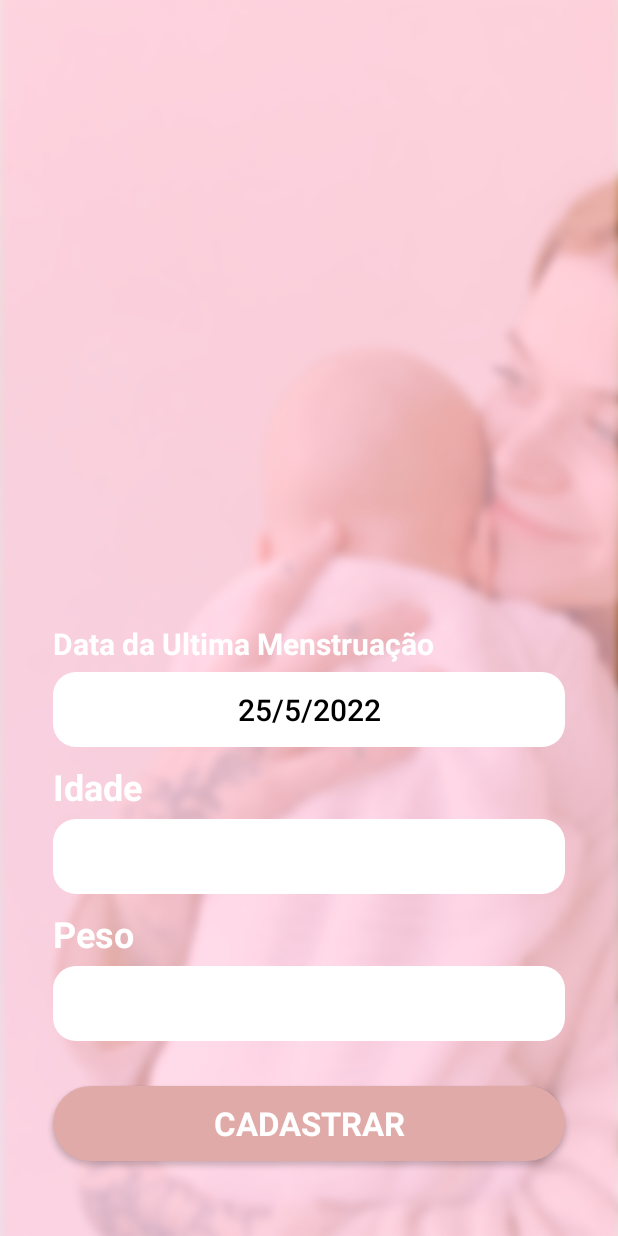
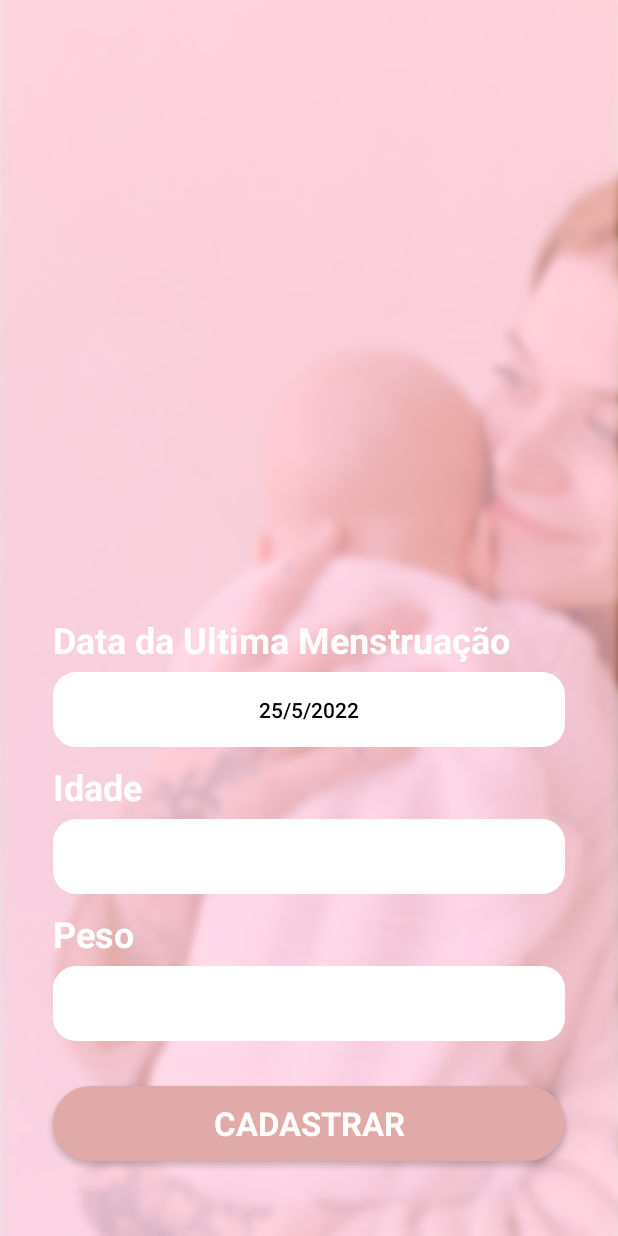
Before and after one commit to JoaoTapara/App_CGD, an Android app: the screen it shows after launch (Tela_Cadastro_login_tela3), on a phone screen of 412 x 824 dp. Run offline under Robolectric (Android 15) with nearby library versions, the phone set to English and light mode, and no system bars; our stand-ins replace Firebase (no records; nobody signed in at launch, a user with empty details on screens opened directly); libraries missing offline, so code that uses them is left out: com.google.gson.internal; Roboto replaces fonts that are not available here.

Commit message:
Date Picker

```diff
--- a/app/src/main/java/com/example/app_cgd/Tela_Cadastro_login_tela3.java
+++ b/app/src/main/java/com/example/app_cgd/Tela_Cadastro_login_tela3.java
@@ -42,9 +42,9 @@ public class Tela_Cadastro_login_tela3 extends AppCompatActivity {
 
     private String[] mensagens = {"Preencha todos os campos","Cadastro feito com sucesso","Deu Bosta"};
 
+    String usuarioID;
+
     private DatePickerDialog datePickerDialog;
-
-    String usuarioID;
 
     public Tela_Cadastro_login_tela3() {
     }
@@ -83,7 +83,6 @@ public class Tela_Cadastro_login_tela3 extends AppCompatActivity {
         String dum = dpk_dum.getText().toString();
         String idade = edt_idade.getText().toString();
         String peso = edt_peso.getText().toString();
-
         DadosUsuarios.dum = dum;
         DadosUsuarios.idade = idade;
         DadosUsuarios.peso = peso;
@@ -92,7 +91,6 @@ public class Tela_Cadastro_login_tela3 extends AppCompatActivity {
         u.setDum(dpk_dum.getText().toString());
         u.setIdade(edt_idade.getText().toString());
         u.setPeso(edt_peso.getText().toString());
-
 
 
         if(u.getDum().isEmpty() || u.getIdade().isEmpty() || u.getPeso().isEmpty()){
@@ -158,19 +156,6 @@ public class Tela_Cadastro_login_tela3 extends AppCompatActivity {
                 });
     }
 
-    private void IniciarComponente(){
-
-
-        dpk_dum = findViewById(R.id.dpk_dum);
-
-        edt_idade = findViewById(R.id.edt_idade);
-        edt_peso = findViewById(R.id.edt_peso);
-        btn_cadastrar = findViewById(R.id.btn_cadastrar);
-        mAuth = FirebaseAuth.getInstance();
-
-
-    }
-
     private String getTodaysDate(){
 
         Calendar cal = Calendar.getInstance();
@@ -218,6 +203,16 @@ public class Tela_Cadastro_login_tela3 extends AppCompatActivity {
 
     }
 
+    private void IniciarComponente(){
+
+        dpk_dum = findViewById(R.id.dpk_dum);
+
+        edt_idade = findViewById(R.id.edt_idade);
+        edt_peso = findViewById(R.id.edt_peso);
+        btn_cadastrar = findViewById(R.id.btn_cadastrar);
+        mAuth = FirebaseAuth.getInstance();
+    }
+
     private void Logar(){
         startActivity(new Intent(getApplicationContext(), Tela_Login.class));
     }
--- a/app/src/main/res/layout/activity_tela_cadastro_login_tela3.xml
+++ b/app/src/main/res/layout/activity_tela_cadastro_login_tela3.xml
@@ -18,7 +18,7 @@
         android:text="Data da Ultima Menstruação"
         android:inputType="date"
         android:textColor="@color/white"
-        android:textSize="20sp"
+        android:textSize="24sp"
         android:textStyle="bold"
         app:layout_constraintBottom_toTopOf="@+id/dpk_dum"
         tools:layout_editor_absoluteX="35dp" />
@@ -32,7 +32,6 @@
         android:layout_marginBottom="10dp"
         android:background="@drawable/edt_primario"
         android:textColor="@color/black"
-        android:textSize="20sp"
         android:padding="10dp"
         android:inputType="date"
         app:layout_constraintBottom_toTopOf="@+id/tv_idade" />
@@ -59,7 +58,6 @@
         android:layout_marginRight="35dp"
         android:layout_marginBottom="10dp"
         android:background="@drawable/edt_primario"
-        android:textColor="@color/black"
         android:padding="10dp"
         android:inputType="number"
         app:layout_constraintBottom_toTopOf="@+id/tv_peso" />
@@ -86,7 +84,6 @@
         android:layout_marginRight="35dp"
         android:layout_marginBottom="30dp"
         android:background="@drawable/edt_primario"
-        android:textColor="@color/black"
         android:padding="10dp"
         android:inputType="number"
         app:layout_constraintBottom_toTopOf="@+id/btn_cadastrar" />
--- a/app/src/main/res/layout/activity_tela_login.xml
+++ b/app/src/main/res/layout/activity_tela_login.xml
@@ -56,7 +56,6 @@
             android:background="@drawable/edt_primario"
             android:padding="10dp"
             android:inputType="text"
-            android:textColor="@color/black"
             app:layout_constraintBottom_toTopOf="@+id/tv_senha" />
 
         <androidx.appcompat.widget.AppCompatTextView
@@ -84,7 +83,6 @@
             android:background="@drawable/edt_primario"
             android:padding="10dp"
             android:inputType="textPassword"
-            android:textColor="@color/black"
             app:layout_constraintBottom_toTopOf="@+id/btn_logar" />
 
         <androidx.appcompat.widget.AppCompatButton
--- a/app/src/main/res/layout/activity_tela_principal.xml
+++ b/app/src/main/res/layout/activity_tela_principal.xml
@@ -20,7 +20,6 @@
         app:navGraph="@navigation/nav_main"/>
 
 
-
     <com.google.android.material.bottomnavigation.BottomNavigationView
         android:id="@+id/bottom_navigation"
         style="@style/Widget.App.BottomNavigationView"
@@ -30,7 +29,6 @@
         app:labelVisibilityMode="labeled"
         app:menu="@menu/bottom_navigation_menu"
         app:layout_constraintBottom_toBottomOf="parent"
-        app:layout_constraintStart_toStartOf="@id/nav_host_fragment"
          />
 
 </androidx.constraintlayout.widget.ConstraintLayout>
```
